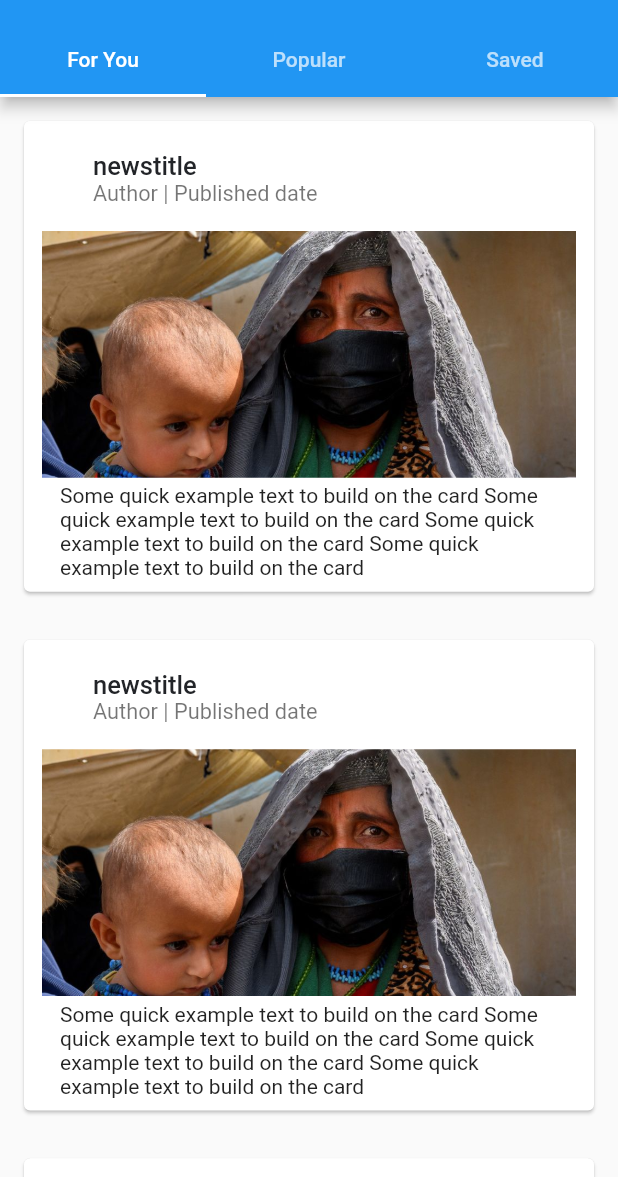
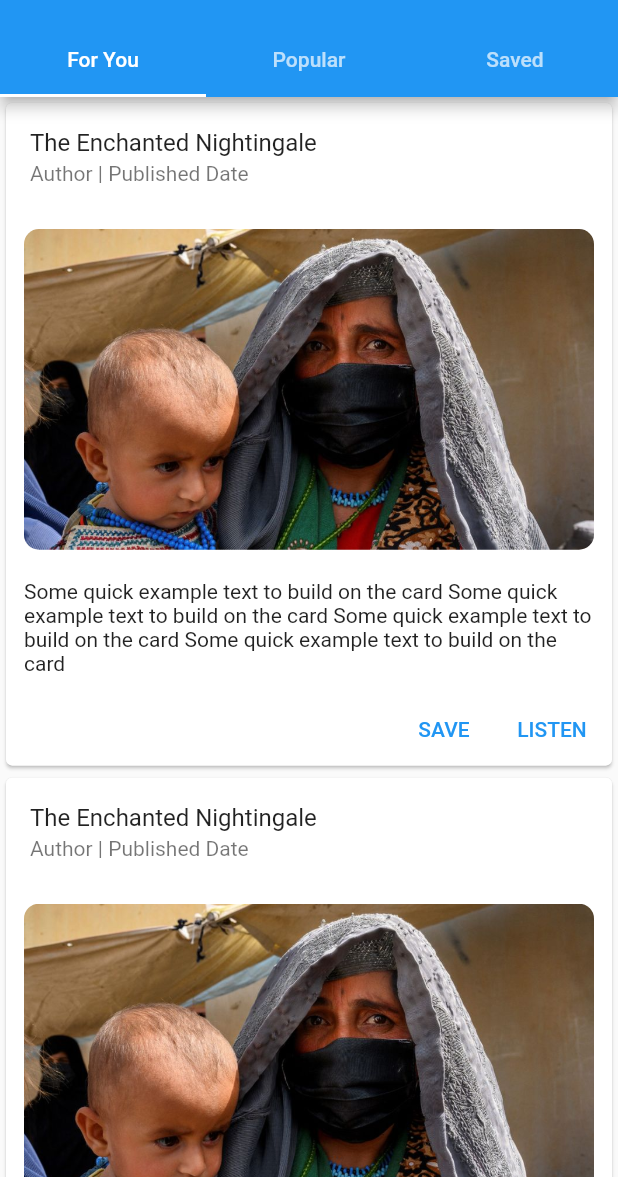
Before and after one commit to Nadika18/Newsly, a Flutter app: the screen it shows after launch, on a phone screen of 412 x 824 dp, the part 59-1236 px from its top. Run offline on Flutter 3.47's test engine with Material 2 defaults, Android fonts, the phone set to English and light mode, and no system bars; drawn by our look-alikes of getwidget.

Commit message:
Card for news created

```diff
--- a/lib/home.dart
+++ b/lib/home.dart
@@ -1,10 +1,9 @@
 import 'package:flutter/material.dart';
 // ignore: depend_on_referenced_packages
-import 'package:getwidget/getwidget.dart';
 import 'dart:convert';
 import 'package:flutter/services.dart';
 import 'models/1.dart';
-// import 'dart:async' show Future;
+import 'dart:async' show Future;
 
 class Home extends StatefulWidget {
   const Home({super.key});
@@ -17,21 +16,18 @@ class _HomeState extends State<Home> {
   @override
   Widget build(BuildContext context) {
     return Scaffold(
-        appBar: AppBar(title: const Text("Newsly"),
-
-          bottom: const TabBar(
-            tabs: [
-              Tab(text:"For You"),
-              Tab(text:"Popular"),
-              Tab(text:"Saved")
-            ]
+        appBar: AppBar(
+          title: const Text("Newsly"),
+          bottom: const TabBar(tabs: [
+            Tab(text: "For You"),
+            Tab(text: "Popular"),
+            Tab(text: "Saved")
+          ]),
         ),
-        ),
-
-        body: TabBarView(children: [
+        body: TabBarView(
+          children: [
             ListView(
               children: const <Widget>[
-
                 ElevatedCard(),
                 ElevatedCard(),
                 ElevatedCard(),
@@ -40,7 +36,8 @@ class _HomeState extends State<Home> {
             ),
             const Text("Popular"),
             const Text("Saved"),
-        ],));
+          ],
+        ));
   }
 }
 
@@ -55,20 +52,17 @@ class ElevatedCard extends StatefulWidget {
 //   return await rootBundle.loadString('assets/1.json');
 // }
 
-
-
 class _ElevatedCardState extends State<ElevatedCard> {
   // Future loadData() async {
   //   String jsonString = await _loadData();
   //   final jsonResponse = json.decode(jsonString);
-  //   News news = new News.fromJson(jsonResponse);
+  //   News news = News.fromJson(jsonResponse);
   //   print('${news.title}');
   // }
 
   // void initState() {
   //   super.initState();
   //   loadData();
-
   // }
 
   @override
@@ -76,22 +70,69 @@ class _ElevatedCardState extends State<ElevatedCard> {
   // final growableList= <NewsCategory>[]
 
   Widget build(BuildContext context) {
-    return GFCard(
-      boxFit: BoxFit.cover,
-      titlePosition: GFPosition.start,
-      image: Image.asset(
-        "assets/image1.png",
-        height: MediaQuery.of(context).size.height * 0.2,
-        width: MediaQuery.of(context).size.width,
-        fit: BoxFit.cover,
+    // return Container(
+    //   child:Column(children:[
+    //   Text('${news.title}'),
+    //   return GFCard(
+    //   boxFit: BoxFit.cover,
+    //   titlePosition: GFPosition.start,
+    //   image: Image.asset(
+    //     "assets/image1.png",
+    //     height: MediaQuery.of(context).size.height * 0.2,
+    //     width: MediaQuery.of(context).size.width,
+    //     fit: BoxFit.cover,
+    //   ),
+    //   showImage: true,
+    //   title: const GFListTile(
+    //     titleText: "text",
+    //     subTitleText: 'Author | Published date',
+    //   ),
+    //   content: const Text(
+    //       "Some quick example text to build on the card Some quick example text to build on the card Some quick example text to build on the card Some quick example text to build on the card"),
+    // );
+    return Card(
+
+      child: Column(
+        mainAxisSize: MainAxisSize.min,
+        children: <Widget>[
+          const ListTile(
+            title: Text('The Enchanted Nightingale'),
+            subtitle: Text('Author | Published Date'),
           ),
-      showImage: true,
-      title: const GFListTile(
-        titleText: "newstitle",
-        subTitleText: 'Author | Published date',
+         Container(
+          padding: const EdgeInsets.all(12),
+          child: Column(
+            children: [
+              ClipRRect(
+                borderRadius: BorderRadius.circular(10.0),
+                child: Image(image:AssetImage("assets/image1.png"))),
+
+
+             SizedBox(height:20),
+              Text(
+                  "Some quick example text to build on the card Some quick example text to build on the card Some quick example text to build on the card Some quick example text to build on the card"
+                )])),
+
+
+
+
+          Row(
+            mainAxisAlignment: MainAxisAlignment.end,
+            children: <Widget>[
+              TextButton(
+                child: const Text('SAVE'),
+                onPressed: () {/* ... */},
               ),
-      content: const Text(
-          "Some quick example text to build on the card Some quick example text to build on the card Some quick example text to build on the card Some quick example text to build on the card"),
+              const SizedBox(width: 8),
+              TextButton(
+                child: const Text('LISTEN'),
+                onPressed: () {/* ... */},
+              ),
+              const SizedBox(width: 8),
+            ],
+          ),
+        ],
+      ),
     );
   }
 }
--- a/lib/models/1.dart
+++ b/lib/models/1.dart
@@ -1,19 +1,20 @@
-// class News {
-//   String title;
-//   String description;
-//   String imagePath;
-//   String author;
+// ignore: file_names
+class News {
+  late String title;
+  late String description;
+  late String imagePath;
+  late String author;
 
-//   News(
-//       {required this.title,
-//       required this.description,
-//       required this.imagePath,
-//       required this.author});
-//   factory News.fromJson(Map<String, dynamic> data) {
-//     return News(
-//         title: data['title'],
-//         description: data['description'],
-//         imagePath: data['imagePath'],
-//         author: data['author']);
-//   }
-// }
+  News(
+      {required this.title,
+      required this.description,
+      required this.imagePath,
+      required this.author});
+  factory News.fromJson(Map<String, dynamic> data) {
+    return News(
+        title: data['title'],
+        description: data['description'],
+        imagePath: data['imagePath'],
+        author: data['author']);
+  }
+}
--- a/pubspec.yaml
+++ b/pubspec.yaml
@@ -65,8 +65,7 @@ flutter:
 
   # To add assets to your application, add an assets section, like this:
   assets:
-    - assets/image1.png
-    - assets/1.json
+    - assets/
     # - images/a_dot_ham.jpeg
 
   # An image asset can refer to one or more resolution-specific "variants", see
```
Lines whose indentation alone changed are shown as unchanged.
